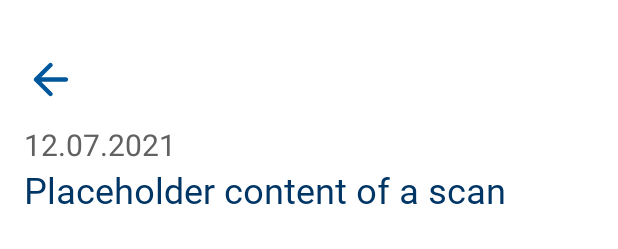
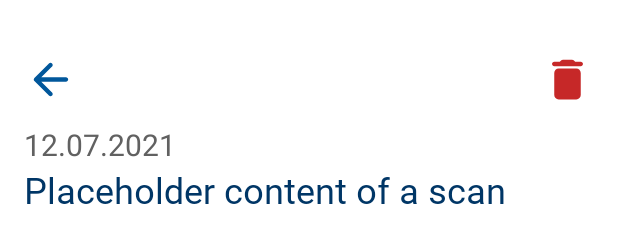
Before and after one commit to nikolaDrljaca/scannerate, an Android app: the layout fragment_scan_detail.xml on its own in the app's theme, with its tools: preview values and no code run, on a phone screen of 412 x 824 dp. Shown: the top 249 px of the screen. Run offline under Robolectric (Android 15) with nearby library versions, the phone set to English and light mode, and no system bars.

Commit message:
added a button to delete a scan. set animation loop count to 3. changed max lines on list items to 4

```diff
--- a/app/src/main/java/com/drbrosdev/studytextscan/ui/detailscan/DetailScanFragment.kt
+++ b/app/src/main/java/com/drbrosdev/studytextscan/ui/detailscan/DetailScanFragment.kt
@@ -32,6 +32,13 @@ class DetailScanFragment: Fragment(R.layout.fragment_scan_detail) {
             imageViewBack.setOnClickListener {
                 findNavController().navigateUp()
             }
+
+            imageViewDelete.setOnClickListener {
+                /*
+                todo here first display a dialog to confirm deletion and then navigate back
+                if confirmed using findNavController.navigateUp()
+                 */
+            }
         }
 
     }
--- a/app/src/main/java/com/drbrosdev/studytextscan/ui/home/HomeScanFragment.kt
+++ b/app/src/main/java/com/drbrosdev/studytextscan/ui/home/HomeScanFragment.kt
@@ -24,6 +24,9 @@ class HomeScanFragment: Fragment(R.layout.fragment_scan_home) {
         This is necessary in every fragment.
          */
         updateWindowInsets(binding.root)
+        /*
+        Set nav bar color back to transparent
+         */
         requireActivity().window.navigationBarColor = getColor(android.R.color.transparent)
 
         binding.apply {
@@ -54,6 +57,10 @@ class HomeScanFragment: Fragment(R.layout.fragment_scan_home) {
 
             //temporary for testing purposes
             recyclerViewScans.isVisible = false
+            /*
+            Sets the animation to loop only 3 times and then stop as to not be too annoying.
+             */
+            animationView.repeatCount = 3
         }
     }
 }
--- /dev/null
+++ b/app/src/main/res/drawable/ic_round_delete_24.xml
@@ -0,0 +1,10 @@
+<vector xmlns:android="http://schemas.android.com/apk/res/android"
+    android:width="24dp"
+    android:height="24dp"
+    android:viewportWidth="24"
+    android:viewportHeight="24"
+    android:tint="@color/error_red">
+  <path
+      android:fillColor="@android:color/white"
+      android:pathData="M6,19c0,1.1 0.9,2 2,2h8c1.1,0 2,-0.9 2,-2V9c0,-1.1 -0.9,-2 -2,-2H8c-1.1,0 -2,0.9 -2,2v10zM18,4h-2.5l-0.71,-0.71c-0.18,-0.18 -0.44,-0.29 -0.7,-0.29H9.91c-0.26,0 -0.52,0.11 -0.7,0.29L8.5,4H6c-0.55,0 -1,0.45 -1,1s0.45,1 1,1h12c0.55,0 1,-0.45 1,-1s-0.45,-1 -1,-1z"/>
+</vector>
--- a/app/src/main/res/layout/fragment_scan_detail.xml
+++ b/app/src/main/res/layout/fragment_scan_detail.xml
@@ -22,6 +22,16 @@
             android:src="@drawable/ic_round_arrow_back_24"
             app:layout_constraintBottom_toTopOf="@id/guideline5"
             app:layout_constraintStart_toStartOf="parent" />
+
+        <ImageView
+            android:id="@+id/image_view_delete"
+            android:layout_width="35dp"
+            android:layout_height="35dp"
+            android:layout_marginBottom="12dp"
+            android:background="?android:attr/selectableItemBackgroundBorderless"
+            android:src="@drawable/ic_round_delete_24"
+            app:layout_constraintBottom_toTopOf="@id/guideline5"
+            app:layout_constraintEnd_toEndOf="parent" />
 
         <TextView
             android:id="@+id/text_view_date"
--- a/app/src/main/res/layout/sample_list_item.xml
+++ b/app/src/main/res/layout/sample_list_item.xml
@@ -47,7 +47,7 @@
             android:fontFamily="@font/roboto_regular"
             tools:text="Placeholder for scanned content"
             android:textSize="16sp"
-            android:maxLines="3"
+            android:maxLines="4"
             />
 
     </LinearLayout>
--- a/app/src/main/res/values/colors.xml
+++ b/app/src/main/res/values/colors.xml
@@ -23,4 +23,6 @@
 
     <color name="detail_text_title_color">#003666</color>
 
+    <color name="error_red">#c62828</color>
+
 </resources>
```
